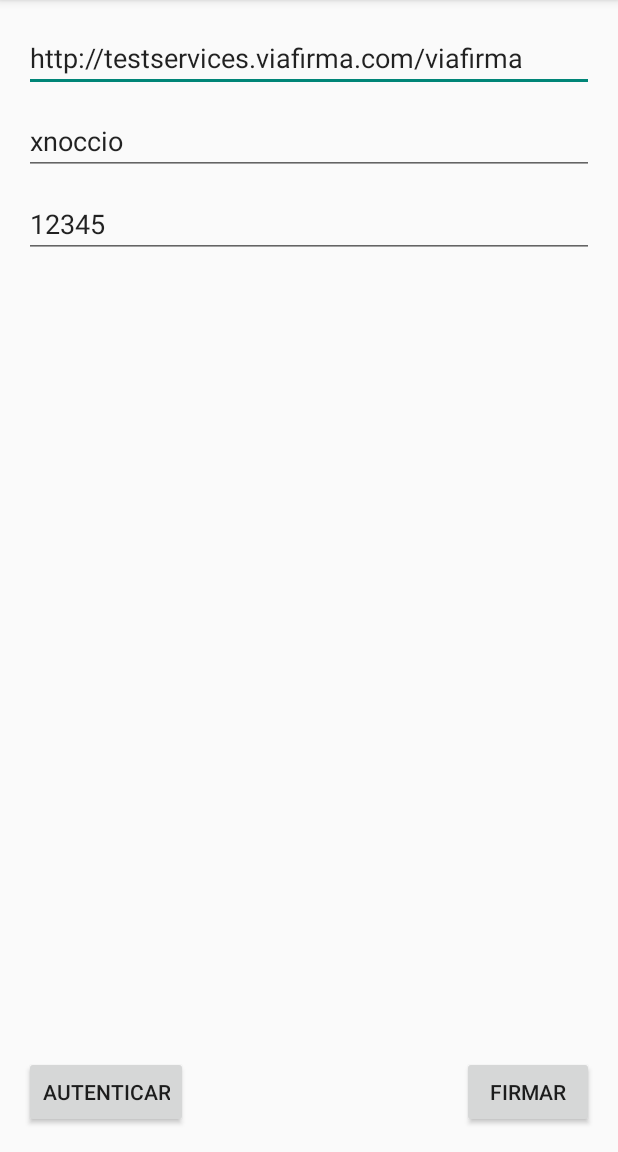
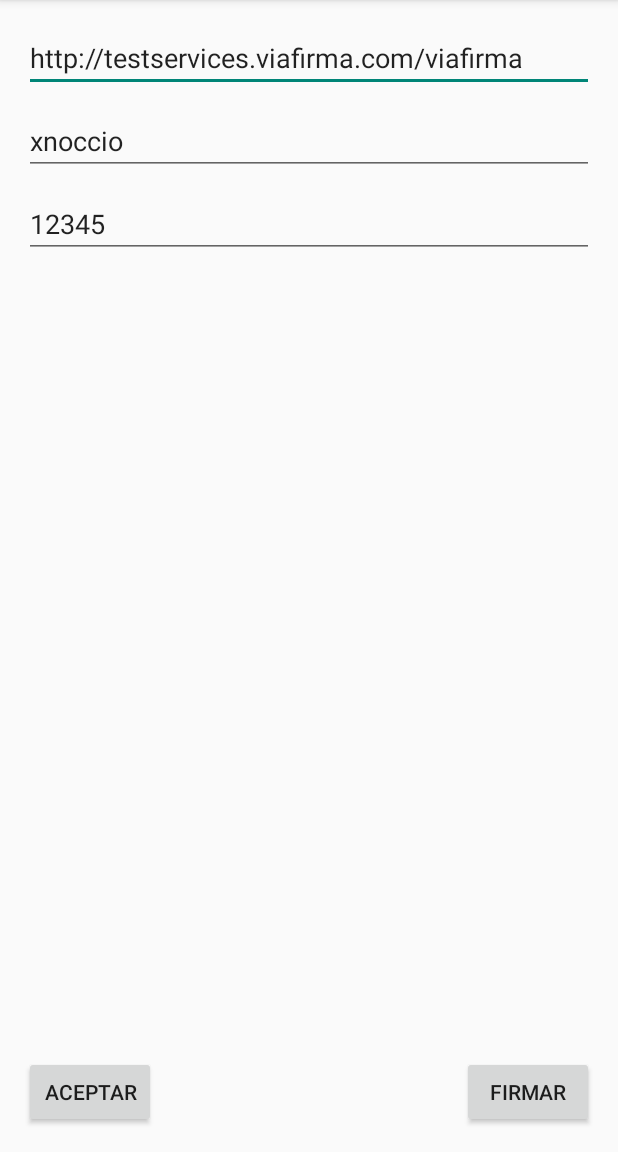
Before and after one commit to jlcabrera/ViafirmaInAppAndroid, an Android app: the screen it shows after launch (MainActivity), on a phone screen of 412 x 824 dp, the part 84-1236 px from its top. Run offline under Robolectric (Android 15) with nearby library versions, the phone set to English and light mode, and no system bars; libraries missing offline, so code that uses them is left out: org.viafirma.client, viafirma.mobile.api, viafirma.mobile.vo; 4 statements that could not run were skipped.

Commit message:
Corregido los nombres de los metodos e incluido las cadenas en el fichero string.
Implementación de la persistencia de los datos de configuración (url, key, pass) en un fichero json

```diff
--- a/app/build.gradle
+++ b/app/build.gradle
@@ -24,4 +24,5 @@ dependencies {
     compile files('libs/ViafirmaAndroidLib.jar')
     compile files('libs/bugsense-3.0.1.jar')
     compile 'org.apache.directory.studio:org.apache.commons.io:2.4'
+    compile 'com.google.code.gson:gson:2.3.1'
 }
--- a/app/src/main/java/com/example/zeky/viafirmainappandroid/MainActivity.java
+++ b/app/src/main/java/com/example/zeky/viafirmainappandroid/MainActivity.java
@@ -2,6 +2,7 @@ package com.example.zeky.viafirmainappandroid;
 
 import android.app.Activity;
 import android.app.AlertDialog;
+import android.app.Application;
 import android.app.FragmentManager;
 import android.app.ProgressDialog;
 import android.content.Context;
@@ -17,10 +18,19 @@ import android.widget.EditText;
 import android.widget.ProgressBar;
 import android.widget.Toast;
 
+import com.google.gson.Gson;
+
 import org.apache.commons.io.IOUtils;
 import org.viafirma.client.sign.TypeFile;
 import org.viafirma.client.sign.TypeFormatSign;
 
+import java.io.BufferedReader;
+import java.io.BufferedWriter;
+import java.io.File;
+import java.io.FileNotFoundException;
+import java.io.FileReader;
+import java.io.FileWriter;
+import java.io.IOException;
 import java.util.ArrayList;
 import java.util.HashMap;
 import java.util.List;
@@ -35,15 +45,45 @@ import viafirma.mobile.vo.DocumentVO;
 public class MainActivity extends Activity implements Selector.SelectorListener{
 
     private final Context CONTEXTO = this;
-    private String url;
-    private String key;
-    private String pass;
+    private EditText editUrl;
+    private EditText editKey;
+    private EditText editPass;
+    private Credenciales credenciales;
 
     @Override
     protected void onCreate(Bundle savedInstanceState) {
         super.onCreate(savedInstanceState);
         setContentView(R.layout.activity_main);
 
+        editUrl = (EditText) findViewById(R.id.url);
+        editKey = (EditText) findViewById(R.id.appKey);
+        editPass = (EditText) findViewById(R.id.passKey);
+
+        BufferedReader config = null;
+        File fileConfig = new File(getFilesDir().getPath() + "/configuration/data.json");
+        if(fileConfig.exists()) {
+            try {
+                config = new BufferedReader(new FileReader(fileConfig));
+                Gson gson = new Gson();
+                this.credenciales = gson.fromJson(config, Credenciales.class);
+            } catch (FileNotFoundException e) {
+                Log.e("FileNotFoundException", "Han ocurrido errores al leer el json");
+            }finally{
+                if(config != null){
+                    try {
+                        config.close();
+                    } catch (IOException e) {
+                        Log.e("Cerrar Stream", "Se ha producido un error al cerrar el stream");
+                    }
+                }
+            }
+        }else{
+            this.credenciales = new Credenciales();
+        }
+
+        this.editUrl.setText(credenciales.getUrl());
+        this.editKey.setText(credenciales.getKey());
+        this.editPass.setText(credenciales.getPass());
     }
 
     @Override
@@ -61,10 +101,10 @@ public class MainActivity extends Activity implements Selector.SelectorListener{
         return super.onOptionsItemSelected(item);
     }
 
-    public void autenticar(View view) {
-        this.url = ((EditText) findViewById(R.id.url)).getText().toString();
-        this.key = ((EditText) findViewById(R.id.appKey)).getText().toString();
-        this.pass = ((EditText) findViewById(R.id.passKey)).getText().toString();
+    public void authenticate(View view) {
+        String url = editUrl.getText().toString();
+        String key = editKey.getText().toString();
+        String pass = editPass.getText().toString();
 
         ViafirmaAndroidLib api = ViafirmaAndroidLib.initWithOptions(this, null, url, key, pass);
 
@@ -74,7 +114,7 @@ public class MainActivity extends Activity implements Selector.SelectorListener{
             api.login(certificado, "julio", new ViafirmaAPILoginCallBack() {
                 @Override
                 public void loginOk(CertificateEntity entity) {
-                    AlertDialog dialogo = new AlertDialog.Builder(CONTEXTO).setTitle("Autentición correcta")
+                    AlertDialog dialogo = new AlertDialog.Builder(CONTEXTO).setTitle(R.string.autenticacionCorrecta)
                             .setMessage(entity.getCertificateFullName() + " - " + entity.getCertificateNationalId()).create();
                     dialogo.show();
                 }
@@ -82,20 +122,16 @@ public class MainActivity extends Activity implements Selector.SelectorListener{
                 @Override
                 public void fail(String message) {
                     if (message.equalsIgnoreCase(ViafirmaAndroidLib.ERROR_CA_NOT_SUPPORTED)) {
-                        Toast.makeText(CONTEXTO, "CA no soportada", Toast.LENGTH_LONG).show();
-                        Log.e("Viafirma", "CA no soportada");
+                        Toast.makeText(CONTEXTO, R.string.CAnoSoportada, Toast.LENGTH_LONG).show();
+
                     } else if (message.equalsIgnoreCase(ViafirmaAndroidLib.ERROR_EXPIRED_CERTIFICATE)) {
-                        Toast.makeText(CONTEXTO, "Certificado Expirado", Toast.LENGTH_LONG).show();
-                        Log.e("Viafirma", "Certificado Expirado");
+                        Toast.makeText(CONTEXTO, R.string.certificadoExpirado, Toast.LENGTH_LONG).show();
                     } else if (message.equalsIgnoreCase(ViafirmaAndroidLib.ERROR_VIAFIRMA_CONNECTION)) {
-                        Toast.makeText(CONTEXTO, "Error en la conexión", Toast.LENGTH_LONG).show();
-                        Log.e("Viafirma", "Error en la conexión");
+                        Toast.makeText(CONTEXTO, R.string.ErrorEnLaConexcion, Toast.LENGTH_LONG).show();
                     } else if (message.equalsIgnoreCase(ViafirmaAndroidLib.ERROR_WITH_CERTIFICATE)) {
-                        Toast.makeText(CONTEXTO, "Error al leer el certificado", Toast.LENGTH_LONG).show();
-                        Log.e("Viafirma", "Error al leer el certificado");
+                        Toast.makeText(CONTEXTO, R.string.ErrorAlLeerCertificado, Toast.LENGTH_LONG).show();
                     } else {
-                        Toast.makeText(CONTEXTO, "La contraseña no es correcta", Toast.LENGTH_LONG).show();
-                        Log.e("Viafirma", "La contraseña no es correcta");
+                        Toast.makeText(CONTEXTO, R.string.passIncorrecta, Toast.LENGTH_LONG).show();
                     }
                 }
             });
@@ -104,15 +140,15 @@ public class MainActivity extends Activity implements Selector.SelectorListener{
 
     //----------------------------------------
 
-    public void firmar(String tipoDeFirma) {
+    public void sign(String tipoDeFirma) {
 
         FragmentManager fm = getFragmentManager();
         final ProgressDialogFragment progressDialogFragment = ProgressDialogFragment.newInstance();
         progressDialogFragment.show(fm,"progressDialog");
 
-        this.url = ((EditText) findViewById(R.id.url)).getText().toString();
-        this.key = ((EditText) findViewById(R.id.appKey)).getText().toString();
-        this.pass = ((EditText) findViewById(R.id.passKey)).getText().toString();
+        final  String url = editUrl.getText().toString();
+        String key = editKey.getText().toString();
+        String pass = editPass.getText().toString();
 
         List<DocumentVO> listaDocumentos = new ArrayList<>();
         byte[] dataToSign;
@@ -127,7 +163,7 @@ public class MainActivity extends Activity implements Selector.SelectorListener{
 
         } catch (Exception e) {
             e.printStackTrace();
-            Toast.makeText(CONTEXTO, "Han ocurrido errores", Toast.LENGTH_LONG).show();
+            Toast.makeText(CONTEXTO, R.string.hanOcurridoErrores, Toast.LENGTH_LONG).show();
         }
 
         ViafirmaAndroidLib api = ViafirmaAndroidLib.initWithOptions(this, null, url, key, pass);
@@ -147,9 +183,9 @@ public class MainActivity extends Activity implements Selector.SelectorListener{
                     runOnUiThread(new Runnable() {
                         @Override
                         public void run() {
-                            AlertDialog dialog = new AlertDialog.Builder(CONTEXTO).setTitle("SE HA FIRMADO UN DOCUMENTO")
-                                    .setMessage("Id de firma: " + idFirma)
-                                    .setPositiveButton("Aceptar", new DialogInterface.OnClickListener() {
+                            AlertDialog dialog = new AlertDialog.Builder(CONTEXTO).setTitle(R.string.seHaFirmadoUnDocumento)
+                                    .setMessage(R.string.idsign + idFirma)
+                                    .setPositiveButton(R.string.aceptar, new DialogInterface.OnClickListener() {
                                         @Override
                                         public void onClick(DialogInterface dialog, int which) {
                                             Intent i = new Intent(Intent.ACTION_VIEW, Uri.parse(url + "/v/" + idSign + "?d"));
@@ -170,7 +206,7 @@ public class MainActivity extends Activity implements Selector.SelectorListener{
                     runOnUiThread(new Runnable() {
                         @Override
                         public void run() {
-                            Toast.makeText(CONTEXTO, "Han ocurrido errores: " + mensaje, Toast.LENGTH_LONG).show();
+                            Toast.makeText(CONTEXTO, R.string.hanOcurridoErrores + mensaje, Toast.LENGTH_LONG).show();
                         }
                     });
                 }
@@ -180,7 +216,7 @@ public class MainActivity extends Activity implements Selector.SelectorListener{
 
     //-----------------------------------------------------
 
-    public void seleccionarTipoFirma(View vista) {
+    public void selectTypeSignature(View vista) {
         FragmentManager fm = getFragmentManager();
         Selector selector = new Selector();
         selector.show(fm,"test");
@@ -190,6 +226,36 @@ public class MainActivity extends Activity implements Selector.SelectorListener{
 
     @Override
     public void onFinishEditDialog(String typeFromat) {
-        firmar(typeFromat);
+        sign(typeFromat);
+    }
+
+
+    @Override
+    protected void onDestroy() {
+        this.credenciales.setUrl(this.editUrl.getText().toString());
+        this.credenciales.setKey(this.editKey.getText().toString());
+        this.credenciales.setPass(this.editPass.getText().toString());
+
+        Gson gson = new Gson();
+        File config = new File(getFilesDir().getPath() + "/configuration");
+        config.mkdir();
+        BufferedWriter bw = null;
+        try {
+            String data = gson.toJson(credenciales);
+            bw = new BufferedWriter(new FileWriter(new File(config, "data.json")));
+            bw.write(data);
+        } catch (IOException e) {
+            Log.e("error", "Error al escribir en el fichero de configuración");
+            e.printStackTrace();
+        }finally {
+            if(bw != null){
+                try {
+                    bw.close();
+                } catch (IOException e) {
+                    Log.e("Error", "Error al cerrar el stream para guardar los datos de las credenciales");
+                }
+            }
+        }
+        super.onDestroy();
     }
 }
--- a/app/src/main/java/com/example/zeky/viafirmainappandroid/Selector.java
+++ b/app/src/main/java/com/example/zeky/viafirmainappandroid/Selector.java
@@ -73,7 +73,7 @@ public class Selector extends DialogFragment implements TextView.OnEditorActionL
         AlertDialog.Builder alertDialogBuilder = new AlertDialog.Builder(getActivity());
         alertDialogBuilder.setTitle("Seleccione firma")
                 .setView(view)
-                .setPositiveButton("aceptar", new DialogInterface.OnClickListener() {
+                .setPositiveButton(R.string.aceptar, new DialogInterface.OnClickListener() {
                     @Override
                     public void onClick(DialogInterface dialog, int which) {
                         SelectorListener activity = (SelectorListener)getActivity();
--- a/app/src/main/res/layout/activity_main.xml
+++ b/app/src/main/res/layout/activity_main.xml
@@ -11,18 +11,18 @@
     <Button
         android:layout_width="wrap_content"
         android:layout_height="wrap_content"
-        android:text="Autenticar"
+        android:text= "@string/aceptar"
         android:id="@+id/button"
-        android:onClick="autenticar"
+        android:onClick="authenticate"
         android:layout_alignParentBottom="true"
         android:layout_alignParentStart="true"/>
 
     <Button
         android:layout_width="wrap_content"
         android:layout_height="wrap_content"
-        android:text="Firmar"
+        android:text="@string/firmar"
         android:id="@+id/button2"
-        android:onClick="seleccionarTipoFirma"
+        android:onClick="selectTypeSignature"
         android:layout_alignTop="@+id/button"
         android:layout_alignParentEnd="true"/>
 
@@ -30,7 +30,7 @@
         android:layout_width="wrap_content"
         android:layout_height="wrap_content"
         android:id="@+id/url"
-        android:text="http://testservices.viafirma.com/viafirma"
+        android:text="@string/url"
         android:inputType="textWebEditText"
         android:layout_alignParentTop="true"
         android:layout_alignParentStart="true"
@@ -41,7 +41,7 @@
         android:layout_height="wrap_content"
         android:layout_marginTop="10dp"
         android:inputType="text"
-        android:text="xnoccio"
+        android:text="@string/xnoccio"
         android:id="@+id/appKey"
         android:layout_below="@+id/url"
         android:layout_alignEnd="@+id/url"
@@ -52,7 +52,7 @@
         android:layout_height="wrap_content"
         android:id="@+id/passKey"
         android:inputType="text"
-        android:text ="12345"
+        android:text ="@string/contraseña"
         android:layout_marginTop="10dp"
         android:layout_below="@+id/appKey"
         android:layout_alignEnd="@+id/appKey"
--- a/app/src/main/res/values/strings.xml
+++ b/app/src/main/res/values/strings.xml
@@ -3,4 +3,19 @@
 
     <string name="hello_world">Hello world!</string>
     <string name="action_settings">Settings</string>
+    <string name="CAnoSoportada">CA no soportada</string>
+    <string name="certificadoExpirado">Certirficado expirado</string>
+    <string name="ErrorEnLaConexcion">Error en la conexión</string>
+    <string name="ErrorAlLeerCertificado">Error al leer el certificado</string>
+    <string name="passIncorrecta">Contraseña incorrecta</string>
+    <string name="hanOcurridoErrores">Han ocurrido errores</string>
+    <string name="idsign">Id de firma: </string>
+    <string name="seHaFirmadoUnDocumento">Se ha firmado un documento</string>
+    <string name="aceptar">Aceptar</string>
+    <string name="autenticar">Autenticar</string>
+    <string name="firmar">Firmar</string>
+    <string name="url">http://testservices.viafirma.com/viafirma</string>
+    <string name="xnoccio">xnoccio</string>
+    <string name="contraseña">12345</string>
+    <string name="autenticacionCorrecta">Autenticación correcta</string>
 </resources>
```
Also changed, not shown: 1 other file.
